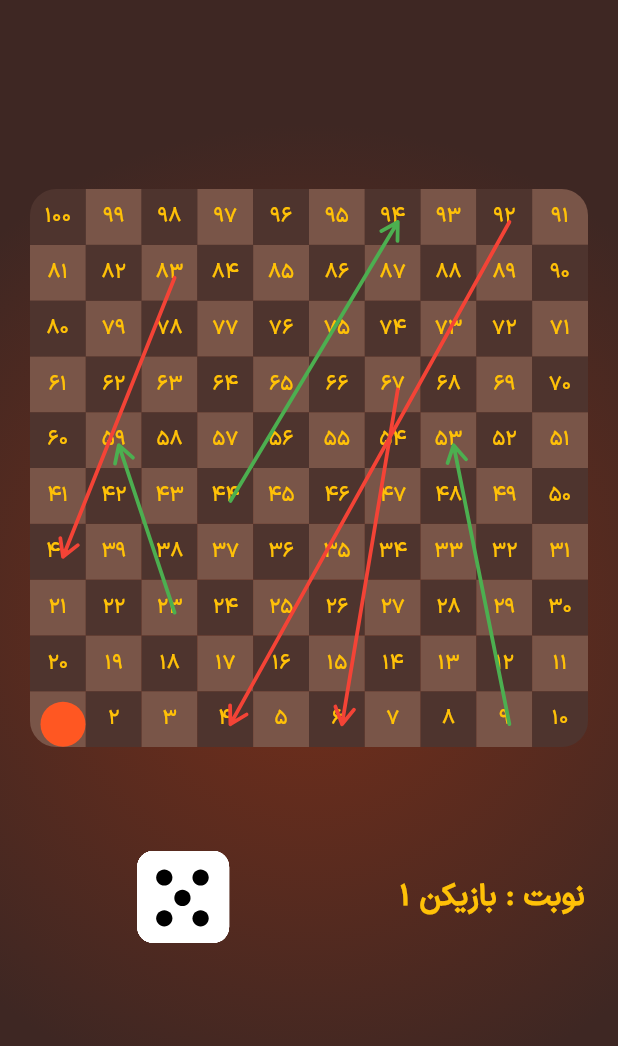
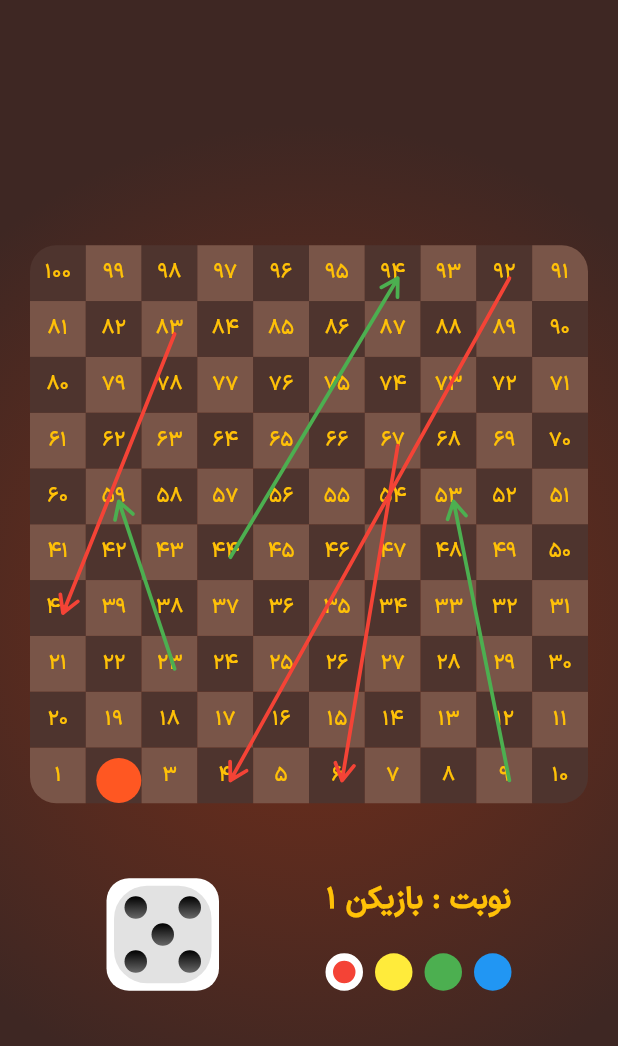
Before and after one commit to NeoHosseinism/BSP-Snake-And-Ladder-Game, a Flutter app: the screen it shows after launch, on a phone screen of 412 x 824 dp. Shown: the top 1046 px of the screen. Run offline on Flutter 3.47's test engine with Material 2 defaults, Android fonts, the phone set to English and light mode, and no system bars; our stand-ins replace lottie; network calls fail.

Commit message:
ADD my Dice

```diff
--- a/lib/main.dart
+++ b/lib/main.dart
@@ -1,9 +1,16 @@
 import 'dart:math';
 
 import 'package:flutter/material.dart';
+// ignore: unused_import
 import 'package:lottie/lottie.dart';
 
+// ignore: unused_element
 late int _numOfPlayers;
+// ignore: unused_element
+late final List<String> _playersName;
+int diceAnimationDuration = 0;
+int currentDiceNum = 6;
+
 final List<GlobalKey> _keys = List.generate(100, (index) => GlobalKey());
 List<double> _getOffsetOfHome(GlobalKey key) {
   final RenderBox renderBox =
@@ -41,6 +48,7 @@ class _SnakeAndLadderPageState extends State<SnakeAndLadderPage>
   late List<List<int>> ladders;
   late List<List<int>> snakes;
 
+  // ignore: unused_field
   late AnimationController _animationController;
   var rnd = Random();
   @override
@@ -70,7 +78,8 @@ class _SnakeAndLadderPageState extends State<SnakeAndLadderPage>
               crossAxisAlignment: CrossAxisAlignment.center,
               children: [
                 drawBoard(),
-                diceAndWhoTurnText(),
+                const SizedBox(height: 50),
+                diceAndWhoTurnBox(),
               ],
             ),
             drawSnakesAndLadders(),
@@ -80,45 +89,110 @@ class _SnakeAndLadderPageState extends State<SnakeAndLadderPage>
     );
   }
 
-  Row diceAndWhoTurnText() {
+  Row diceAndWhoTurnBox() {
     return Row(
-      mainAxisAlignment: MainAxisAlignment.spaceAround,
+      mainAxisAlignment: MainAxisAlignment.spaceEvenly,
       children: [
-        SizedBox(
-          height: 200,
-          child: GestureDetector(
-            onTap: () {
-              _animationController.forward(
-                from: 0,
-                // from: AnimationController(vsync: this).value,
+        // SizedBox(
+        //   height: 200,
+        //   child: GestureDetector(
+        //     onTap: () {
+        //       _animationController.forward(
+        //         from: 0,
+        //       );
+        //       _animationController.animateTo(rnd.nextDouble());
+        //     },
+        //     child: Center(
+        //       child: Lottie.asset(
+        //         'assets/gifs/dice_rolling.json',
+        //         // repeat: false,
+        //         controller: _animationController,
+        //         onLoaded: (composition) {
+        //           _animationController.duration = composition.duration;
+        //         },
+        //       ),
+        //     ),
+        //   ),
+        // ),
+        FutureBuilder(
+          future: Future.delayed(Duration(milliseconds: diceAnimationDuration)),
+          builder: (BuildContext context, AsyncSnapshot snapshot) {
+            if (snapshot.connectionState == ConnectionState.waiting) {
+              return Visibility(
+                visible: true,
+                child: Center(
+                  child: Lottie.network(
+                    "https://assets9.lottiefiles.com/packages/lf20_Wy80jjKz4n.json",
+                    height: 75,
+                  ),
+                ),
               );
-              _animationController.animateTo(rnd.nextDouble());
-              // Future.delayed(
-              //   Duration(milliseconds: rnd.nextInt(1000)),
-              //   () => _animationController.stop(),
-              // );
-            },
-            child: Center(
-              child: Lottie.asset(
-                'assets/gifs/dice_rolling.json',
-                // repeat: false,
-                controller: _animationController,
-                onLoaded: (composition) {
-                  _animationController.duration = composition.duration;
-                },
+            } else {
+              diceAnimationDuration = 2000;
+              currentDiceNum = Random().nextInt(6) + 1;
+              return Visibility(
+                visible: true,
+                child: dice(currentDiceNum),
+              );
+            }
+          },
+        ),
+        // ignore: prefer_const_constructors
+        GestureDetector(
+          onTap: () {
+            // start dice rolling
+            setState(() {});
+          },
+          child: Column(
+            children: [
+              const Text(
+                "نوبت : بازیکن 1",
+                style: TextStyle(
+                  color: Colors.amber,
+                  fontSize: 20,
+                  fontWeight: FontWeight.bold,
+                ),
               ),
-            ),
+              const SizedBox(height: 20),
+              Row(
+                children: [
+                  Container(
+                    height: 25,
+                    width: 25,
+                    decoration: BoxDecoration(
+                        color: Colors.red,
+                        border: Border.all(color: Colors.white, width: 5),
+                        borderRadius: BorderRadius.circular(15)),
+                  ),
+                  const SizedBox(width: 8),
+                  Container(
+                    height: 25,
+                    width: 25,
+                    decoration: BoxDecoration(
+                        color: Colors.yellow,
+                        borderRadius: BorderRadius.circular(15)),
+                  ),
+                  const SizedBox(width: 8),
+                  Container(
+                    height: 25,
+                    width: 25,
+                    decoration: BoxDecoration(
+                        color: Colors.green,
+                        borderRadius: BorderRadius.circular(15)),
+                  ),
+                  const SizedBox(width: 8),
+                  Container(
+                    height: 25,
+                    width: 25,
+                    decoration: BoxDecoration(
+                        color: Colors.blue,
+                        borderRadius: BorderRadius.circular(15)),
+                  ),
+                ],
+              ),
+            ],
           ),
         ),
-        // ignore: prefer_const_constructors
-        Text(
-          "نوبت : بازیکن 1",
-          style: const TextStyle(
-            color: Colors.amber,
-            fontSize: 20,
-            fontWeight: FontWeight.bold,
-          ),
-        )
       ],
     );
   }
@@ -212,7 +286,11 @@ class _SnakeAndLadderPageState extends State<SnakeAndLadderPage>
                   ),
                 ),
                 CustomPaint(
-                  painter: ShapesPainter(),
+                  painter: ShapesPainter(
+                    x: _getOffsetOfHome(_keys[1])[0] + 22,
+                    y: _getOffsetOfHome(_keys[1])[1] + 22,
+                    color: Colors.deepOrange,
+                  ),
                 ),
               ],
             ),
@@ -278,9 +356,152 @@ class _SnakeAndLadderPageState extends State<SnakeAndLadderPage>
       default:
     }
   }
+
+  dice(int diceNum) {
+    return Container(
+      decoration: BoxDecoration(
+        color: Colors.white,
+        borderRadius: BorderRadius.circular(15),
+      ),
+      height: 75,
+      width: 75,
+      child: Column(
+        mainAxisAlignment: MainAxisAlignment.center,
+        children: [
+          Container(
+            height: 65,
+            width: 65,
+            decoration: BoxDecoration(
+              color: Colors.grey.withOpacity(0.3),
+              borderRadius: BorderRadius.circular(22),
+            ),
+            child: dicePerNum(diceNum),
+          ),
+        ],
+      ),
+    );
+  }
+
+  Widget dicePerNum(int no) {
+    switch (no) {
+      case 1:
+        return Column(
+          mainAxisAlignment: MainAxisAlignment.center,
+          children: [
+            Container(
+              height: 22.5,
+              width: 22.5,
+              decoration: BoxDecoration(
+                color: Colors.red,
+                borderRadius: BorderRadius.circular(50),
+              ),
+            ),
+          ],
+        );
+      case 2:
+        return Padding(
+          padding: const EdgeInsets.all(7),
+          child: Stack(
+            children: const [
+              DiceDot(alignment: Alignment.topRight),
+              DiceDot(alignment: Alignment.bottomLeft),
+            ],
+          ),
+        );
+      case 3:
+        return Padding(
+          padding: const EdgeInsets.all(7),
+          child: Stack(
+            children: const [
+              DiceDot(alignment: Alignment.topRight),
+              DiceDot(alignment: Alignment.center),
+              DiceDot(alignment: Alignment.bottomLeft),
+            ],
+          ),
+        );
+      case 4:
+        return Padding(
+          padding: const EdgeInsets.all(7),
+          child: Stack(
+            children: const [
+              DiceDot(alignment: Alignment.topLeft),
+              DiceDot(alignment: Alignment.topRight),
+              DiceDot(alignment: Alignment.bottomLeft),
+              DiceDot(alignment: Alignment.bottomRight),
+            ],
+          ),
+        );
+      case 5:
+        return Padding(
+          padding: const EdgeInsets.all(7),
+          child: Stack(
+            children: const [
+              DiceDot(alignment: Alignment.topLeft),
+              DiceDot(alignment: Alignment.topRight),
+              DiceDot(alignment: Alignment.center),
+              DiceDot(alignment: Alignment.bottomLeft),
+              DiceDot(alignment: Alignment.bottomRight),
+            ],
+          ),
+        );
+      case 6:
+        return Padding(
+          padding: const EdgeInsets.all(7),
+          child: Stack(
+            children: const [
+              DiceDot(alignment: Alignment.topLeft),
+              DiceDot(alignment: Alignment.topCenter),
+              DiceDot(alignment: Alignment.topRight),
+              DiceDot(alignment: Alignment.bottomLeft),
+              DiceDot(alignment: Alignment.bottomCenter),
+              DiceDot(alignment: Alignment.bottomRight),
+            ],
+          ),
+        );
+      default:
+        return Column();
+    }
+  }
+}
+
+class DiceDot extends StatelessWidget {
+  final Alignment alignment;
+
+  const DiceDot({super.key, required this.alignment});
+
+  @override
+  Widget build(BuildContext context) {
+    return Align(
+      alignment: alignment,
+      child: Container(
+        height: 15,
+        width: 15,
+        decoration: BoxDecoration(
+          gradient: const LinearGradient(
+            begin: Alignment.topCenter,
+            end: Alignment.bottomCenter,
+            colors: [
+              Colors.black,
+              Colors.black54,
+            ],
+          ),
+          borderRadius: BorderRadius.circular(50),
+        ),
+      ),
+    );
+  }
 }
 
 class ShapesPainter extends CustomPainter {
+  final double x, y;
+  final Color color;
+
+  ShapesPainter({
+    required this.x,
+    required this.y,
+    required this.color,
+  });
+
   @override
   void paint(Canvas canvas, Size size) {
     final paint = Paint();
@@ -306,13 +527,12 @@ class ShapesPainter extends CustomPainter {
     // canvas.drawPath(path, paint);
 
     // set the color property of the paint
-    paint.color = Colors.deepOrange;
+    paint.color = color;
 
     // center of the canvas is (x,y) => (width/2, height/2)
-    var center = Offset(
-        _getOffsetOfHome(_keys[0])[0] + 22, _getOffsetOfHome(_keys[0])[1] + 22);
+    final Offset center = Offset(x, y);
 
-    // draw the circle with center having radius 75.0
+    // draw the circle with center having radius 15
     canvas.drawCircle(center, 15, paint);
   }
 
@@ -375,40 +595,3 @@ class ArrowPainter extends CustomPainter {
     return false;
   }
 }
-
-// class BeadPainter extends CustomPainter {
-//   final Color color;
-//   final double filledCircleRadius;
-//   double x;
-//   double y;
-
-//   BeadPainter({
-//     required this.x,
-//     required this.y,
-//     required this.filledCircleRadius,
-//     this.color = Colors.black,
-//   }) {
-//     x += 22;
-//     y += 22;
-//   }
-
-//   @override
-//   void paint(Canvas canvas, Size size) {
-//     final double centerX = size.width / 2;
-//     final double centerY = size.height / 2;
-//     final Paint paint = Paint()..color = Colors.black;
-//     const double filledCircleRadius = 3;
-//     const double radiantStep = 2 * pi;
-//     canvas.drawCircle(
-//       Offset(centerX + sin(1 * radiantStep) * radius,
-//           centerY + cos(1 * radiantStep) * radius),
-//       filledCircleRadius,
-//       paint,
-//     );
-//   }
-
-//   @override
-//   bool shouldRepaint(ArrowPainter oldDelegate) {
-//     return false;
-//   }
-// }
```
